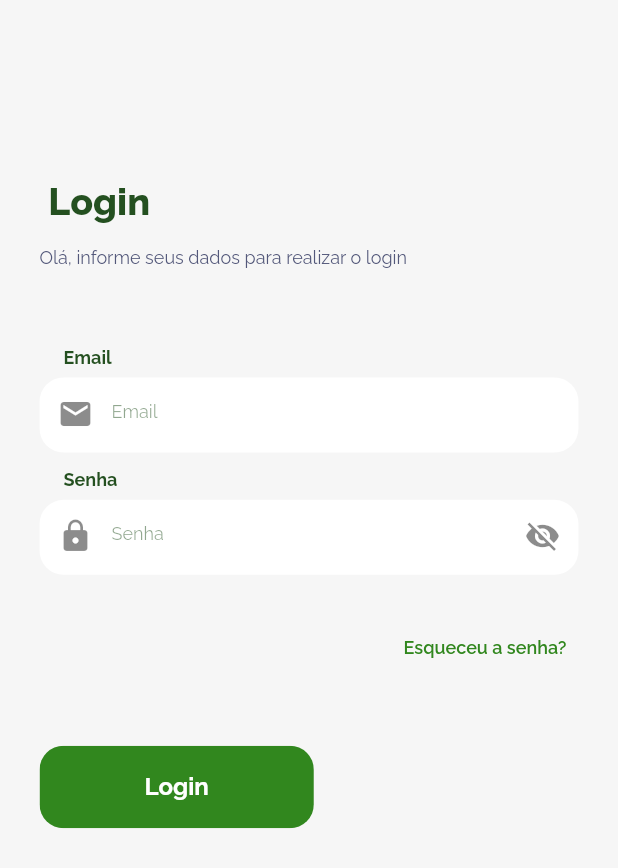
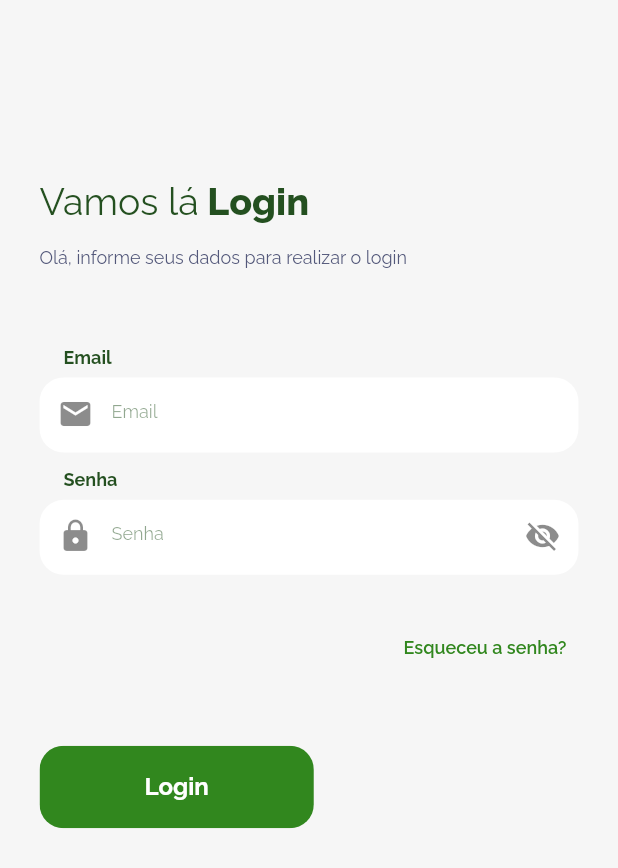
Before and after one commit to ffsantos17/login_responsivo, a Flutter app: the screen it shows after launch, on a phone screen of 412 x 824 dp. Shown: the top 868 px of the screen. Run offline on Flutter 3.47's test engine with Material 2 defaults, Android fonts, the light colour scheme and no system bars; our stand-ins replace google_fonts.

Commit message:
Updates 20240402

```diff
--- a/lib/login.dart
+++ b/lib/login.dart
@@ -12,6 +12,19 @@ class TelaLogin extends StatefulWidget {
 }
 
 class _TelaLoginState extends State<TelaLogin> {
+
+  static bool isTelaPequena(BuildContext context){
+    return MediaQuery.of(context).size.width < 800;
+  }
+
+  static bool isTelaGrande(BuildContext context){
+    return MediaQuery.of(context).size.width > 1200;
+  }
+
+  static bool isTelaMedia(BuildContext context){
+    return MediaQuery.of(context).size.width >= 800 &&
+        MediaQuery.of(context).size.width <= 1200;
+  }
   bool ocultaSenha = true;
   @override
   Widget build(BuildContext context) {
@@ -29,7 +42,7 @@ class _TelaLoginState extends State<TelaLogin> {
           crossAxisAlignment: CrossAxisAlignment.start,
           mainAxisAlignment: MainAxisAlignment.start,
           children: [
-            WidgetResponsivo.isTelaPequena(context) ? SizedBox(): Expanded(
+            isTelaPequena(context) ? SizedBox(): Expanded(
               child: Container(
                 height: altura,
                 color: AppColors.mainGreenColor,
@@ -56,14 +69,14 @@ class _TelaLoginState extends State<TelaLogin> {
                     SizedBox(height: altura * 0.145),
                     RichText(text: TextSpan(
                         children: [
-                          /*TextSpan(
+                          TextSpan(
                             text: 'Vamos lá',
                             style: ralewayStyle.copyWith(
                               fontSize: 25.0,
                               color: AppColors.greenDarkColor,
                               fontWeight: FontWeight.normal,
                             )
-                          ),*/
+                          ),
                           TextSpan(
                             text: ' Login',
                             style: ralewayStyle.copyWith(
```
Also changed, not shown: pubspec.lock.
